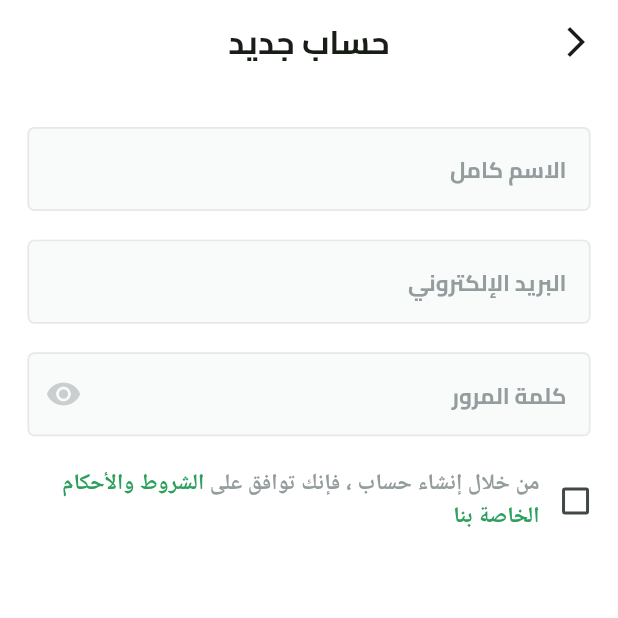
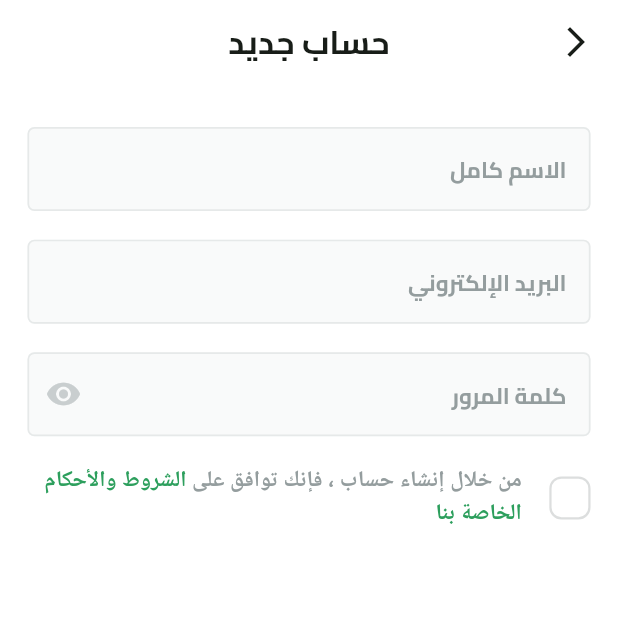
Before and after one commit to MhammadAli/Fakahany, a Flutter app: the SignupView screen opened by its route, on a phone screen of 412 x 824 dp, the top half of it. Run offline on Flutter 3.47's test engine with Material 3 defaults, Android fonts, the phone set to English and light mode, and no system bars; our stand-ins replace dots_indicator, flutter_screenutil, flutter_svg, shared_preferences; accounts and stored records are empty.

Commit message:
Making custom check box and implement its logic.

```diff
--- /dev/null
+++ b/lib/features/auth/presentation/views/widgets/custom_check_box.dart
@@ -0,0 +1,45 @@
+import 'package:fakahany/utils/app_colors.dart';
+import 'package:flutter/material.dart';
+import 'package:flutter_screenutil/flutter_screenutil.dart';
+import 'package:flutter_svg/flutter_svg.dart';
+
+import '../../../../../generated/assets.dart';
+
+class CustomCheckBox extends StatelessWidget {
+  const CustomCheckBox(
+      {super.key, required this.isChecked, required this.onChecked});
+
+  final bool isChecked;
+  final ValueChanged<bool> onChecked;
+
+  @override
+  Widget build(BuildContext context) {
+    return GestureDetector(
+      onTap: () {
+        onChecked(!isChecked);
+      },
+      child: AnimatedContainer(
+        width: 24.w,
+        height: 24.h,
+        duration: Duration(
+          milliseconds: 100,
+        ),
+        decoration: ShapeDecoration(
+          color: isChecked ? AppColors.primaryColor : Colors.white,
+          shape: RoundedRectangleBorder(
+            side: BorderSide(
+                width: 1.50,
+                color: isChecked ? Colors.transparent : Color(0xFFDCDEDE)),
+            borderRadius: BorderRadius.circular(8),
+          ),
+        ),
+        child: isChecked
+            ? Padding(
+                padding: EdgeInsets.all(2.0.w),
+                child: SvgPicture.asset(Assets.imagesCheckIcon),
+              )
+            : SizedBox(),
+      ),
+    );
+  }
+}
--- a/lib/features/auth/presentation/views/widgets/terms_and_conditions.dart
+++ b/lib/features/auth/presentation/views/widgets/terms_and_conditions.dart
@@ -1,22 +1,36 @@
-import 'package:fakahany/constants.dart';
+import 'package:fakahany/features/auth/presentation/views/widgets/custom_check_box.dart';
 import 'package:fakahany/utils/app_colors.dart';
 import 'package:fakahany/utils/app_text_styles.dart';
 import 'package:flutter/material.dart';
+import 'package:flutter_screenutil/flutter_screenutil.dart';
 
-class TermsAndConditions extends StatelessWidget {
+class TermsAndConditions extends StatefulWidget {
   const TermsAndConditions({super.key});
 
   @override
+  State<TermsAndConditions> createState() => _TermsAndConditionsState();
+}
+
+bool isTermsAccepted = false;
+
+class _TermsAndConditionsState extends State<TermsAndConditions> {
+  @override
   Widget build(BuildContext context) {
-    return Transform.translate(
-      offset: const Offset(14, 0),
-      child: Row(
+    return Row(
       children: [
-          Checkbox(value: false, onChanged: (value){
+        CustomCheckBox(
+          onChecked: (value) {
+            isTermsAccepted = value;
+            setState(() {
 
-          }),
+            });
+          },
+          isChecked: isTermsAccepted,
+        ),
         SizedBox(
-            width: MediaQuery.sizeOf(context).width - (kHorizontalPadding * 2) - 48,
+          width: 16.w,
+        ),
+        Expanded(
           child: Text.rich(
             TextSpan(
               children: [
@@ -28,9 +42,8 @@ class TermsAndConditions extends StatelessWidget {
                 ),
                 TextSpan(
                   text: 'الشروط والأحكام',
-                    style: AppTextStyles.semiBold13.copyWith(
-                      color: AppColors.lightPrimaryColor
-                    ),
+                  style: AppTextStyles.semiBold13
+                      .copyWith(color: AppColors.lightPrimaryColor),
                 ),
                 TextSpan(
                   text: ' ',
@@ -38,9 +51,8 @@ class TermsAndConditions extends StatelessWidget {
                 ),
                 TextSpan(
                   text: 'الخاصة',
-                    style:  AppTextStyles.semiBold13.copyWith(
-                        color: AppColors.lightPrimaryColor
-                    ),
+                  style: AppTextStyles.semiBold13
+                      .copyWith(color: AppColors.lightPrimaryColor),
                 ),
                 TextSpan(
                   text: ' ',
@@ -48,9 +60,8 @@ class TermsAndConditions extends StatelessWidget {
                 ),
                 TextSpan(
                   text: 'بنا',
-                    style:  AppTextStyles.semiBold13.copyWith(
-                        color: AppColors.lightPrimaryColor
-                    ),
+                  style: AppTextStyles.semiBold13
+                      .copyWith(color: AppColors.lightPrimaryColor),
                 ),
               ],
             ),
@@ -58,7 +69,6 @@ class TermsAndConditions extends StatelessWidget {
           ),
         )
       ],
-      ),
     );
   }
 }
```
Also changed, not shown: assets/images/check_icon.svg (added), lib/generated/assets.dart. Lines whose indentation alone changed are shown as unchanged.
